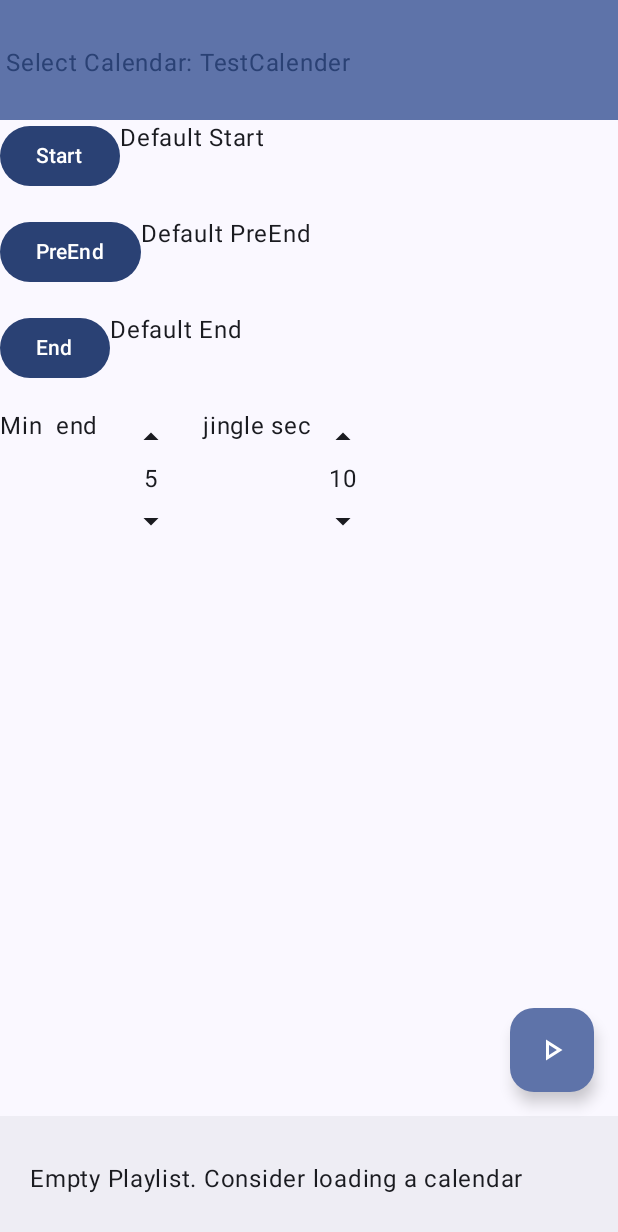
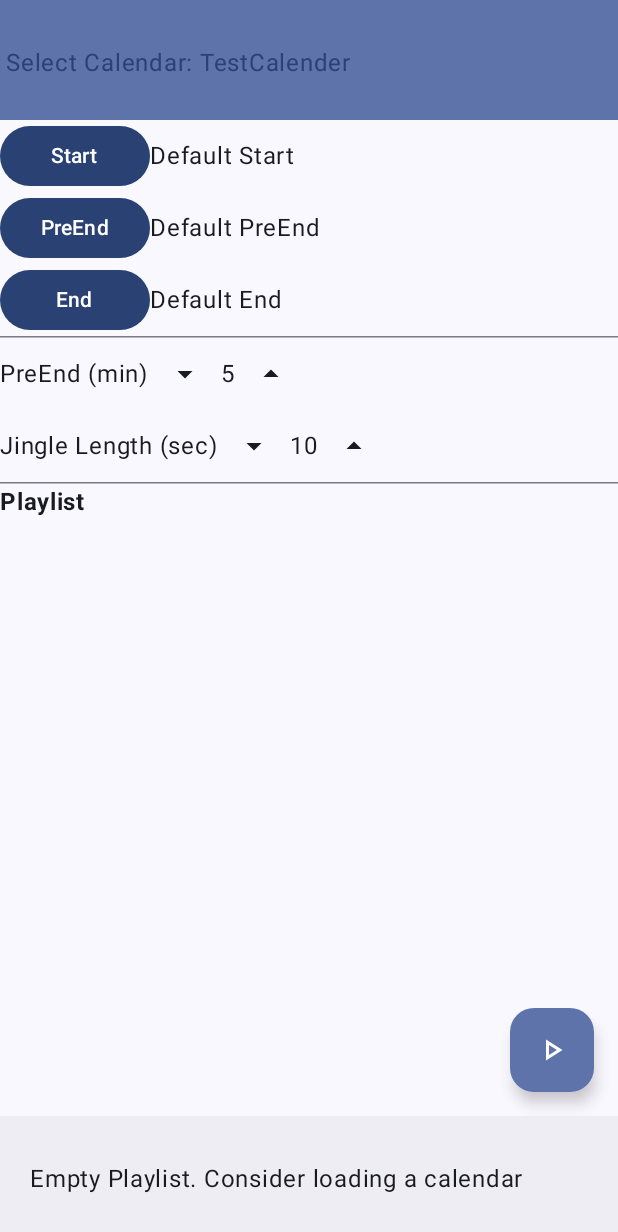
Before and after one commit to CountDyykki/jingleplayerapp, an Android app built with Jetpack Compose: the screen it shows after launch (MainActivity), on a phone screen of 412 x 824 dp. Shown: the top 1232 px of the screen. Run offline under Robolectric (Android 15) with nearby library versions, the phone set to English and light mode, and no system bars; our stand-ins replace Dagger/Hilt's generated code.

Commit message:
Einfacherere Auswahl der Zahlenfelder über SimpleNumberPicker. Bugfix: Trigger uistate flow bei Ädnerung von uistate.value..

```diff
--- a/app/src/main/java/com/example/jingleplayerapp/ChooseMedia.kt
+++ b/app/src/main/java/com/example/jingleplayerapp/ChooseMedia.kt
@@ -5,9 +5,13 @@ import android.provider.OpenableColumns
 import android.util.Log
 import androidx.activity.compose.rememberLauncherForActivityResult
 import androidx.activity.result.contract.ActivityResultContracts
+import androidx.compose.foundation.layout.size
+import androidx.compose.foundation.layout.width
 import androidx.compose.material3.Button
 import androidx.compose.material3.Text
 import androidx.compose.runtime.Composable
+import androidx.compose.ui.Modifier
+import androidx.compose.ui.unit.dp
 
 
 @Composable
@@ -22,6 +26,7 @@ fun AudioFilePickerScreen(buttontxt: String, onAudioPicked: (Uri?) -> Unit) {
         }
     }
         Button(
+            modifier = Modifier.width(100.dp),
             onClick = {
                 pickAudioLauncher.launch("audio/*")
             }
--- a/app/src/main/java/com/example/jingleplayerapp/ComposeNumberPicker.kt
+++ b/app/src/main/java/com/example/jingleplayerapp/ComposeNumberPicker.kt
@@ -96,15 +96,15 @@ fun NumberPicker(
                 }
             )
     ) {
-        val spacing = 4.dp
+        val spacing = 0.dp
 
 
         Icon(
             painter = painterResource(R.drawable.arrow_drop_up_24px),
             contentDescription = "Play",
-        )
+       )
 
-        Spacer(modifier = Modifier.height(spacing))
+        // Spacer(modifier = Modifier.height(spacing))
 
         Box(
             modifier = Modifier
@@ -133,8 +133,8 @@ fun NumberPicker(
             }
         }
 
-        Spacer(modifier = Modifier.height(spacing))
-        Icon(
+         Spacer(modifier = Modifier.height(spacing))
+         Icon(
             painter = painterResource(R.drawable.arrow_drop_down_24px),
             contentDescription = "Play",
         )
--- /dev/null
+++ b/app/src/main/java/com/example/jingleplayerapp/ComposeNumberPickerSimple.kt
@@ -0,0 +1,61 @@
+import androidx.compose.foundation.layout.*
+import androidx.compose.material3.*
+import androidx.compose.runtime.*
+import androidx.compose.ui.Alignment
+import androidx.compose.ui.Modifier
+import androidx.compose.ui.res.painterResource
+import androidx.compose.ui.unit.dp
+import com.example.jingleplayerapp.R
+
+@Composable
+fun SimpleNumberPicker(
+    value: Int,
+    onValueChange: (Int) -> Unit,
+    range: IntRange,
+    modifier: Modifier = Modifier,
+    label: (Int) -> String = { it.toString() },
+    description: String
+) {
+    Row(
+        modifier = modifier.wrapContentSize(),
+        verticalAlignment = Alignment.CenterVertically
+    ) {
+        Text(text=description)
+        IconButton(
+            onClick = {
+                if (value > range.first) {
+                    onValueChange(value - 1)
+                }
+            },
+            enabled = value > range.first
+        ) {
+
+            Icon(
+                painter = painterResource(R.drawable.arrow_drop_down_24px),
+                contentDescription = "Decrement",
+            )
+        }
+
+
+        Text(
+            text = label(value),
+            //modifier = Modifier.widthIn(min = 40.dp),
+            // style = MaterialTheme.typography.titleLarge,
+            maxLines = 1
+        )
+
+        IconButton(
+            onClick = {
+                if (value < range.last) {
+                    onValueChange(value + 1)
+                }
+            },
+            enabled = value < range.last
+        ) {
+            Icon(
+                painter = painterResource(R.drawable.arrow_drop_up_24px),
+                contentDescription = "Increment",
+            )
+        }
+    }
+}
--- a/app/src/main/java/com/example/jingleplayerapp/MainActivity.kt
+++ b/app/src/main/java/com/example/jingleplayerapp/MainActivity.kt
@@ -7,15 +7,14 @@ import CalendarViewModelFactory
 import PlaybackService
 import SchedulerViewModel
 import SchedulerViewModelFactory
+import SimpleNumberPicker
 import android.app.Application
-import android.content.ComponentName
 import android.content.Context
 import android.net.Uri
 import android.os.Bundle
 import android.util.Log
 import androidx.activity.ComponentActivity
 import androidx.activity.compose.setContent
-import androidx.activity.viewModels
 import androidx.annotation.OptIn
 import androidx.compose.foundation.clickable
 import androidx.compose.foundation.layout.Arrangement
@@ -29,57 +28,49 @@ import androidx.compose.material3.BottomAppBar
 import androidx.compose.material3.DropdownMenu
 import androidx.compose.material3.DropdownMenuItem
 import androidx.compose.material3.FloatingActionButton
+import androidx.compose.material3.HorizontalDivider
 import androidx.compose.material3.Icon
 import androidx.compose.material3.MaterialTheme
 import androidx.compose.material3.Scaffold
 import androidx.compose.material3.Text
 import androidx.compose.runtime.Composable
 import androidx.compose.runtime.LaunchedEffect
+import androidx.compose.runtime.MutableState
 import androidx.compose.runtime.collectAsState
 import androidx.compose.runtime.getValue
+import androidx.compose.runtime.mutableIntStateOf
 import androidx.compose.runtime.mutableStateOf
 import androidx.compose.runtime.remember
 import androidx.compose.runtime.setValue
-import androidx.compose.runtime.snapshotFlow
 import androidx.compose.ui.Alignment
 import androidx.compose.ui.Modifier
 import androidx.compose.ui.platform.LocalContext
 import androidx.compose.ui.res.painterResource
+import androidx.compose.ui.text.font.FontWeight
 import androidx.compose.ui.unit.dp
 import androidx.lifecycle.viewmodel.compose.viewModel
-import androidx.media3.common.AudioAttributes
-import androidx.media3.common.C
-import androidx.media3.common.MediaItem
-import androidx.media3.common.PlaybackException
-import androidx.media3.common.Player
 import androidx.media3.common.util.UnstableApi
 import androidx.media3.datasource.RawResourceDataSource
-import androidx.media3.exoplayer.ExoPlayer
-import androidx.media3.session.MediaController
-import androidx.media3.session.SessionToken
 import com.example.jingleplayerapp.ui.theme.JingleplayerappTheme
-import com.google.common.util.concurrent.MoreExecutors
 import dagger.hilt.android.AndroidEntryPoint
 import getFileName
 import kotlinx.coroutines.delay
-import kotlinx.coroutines.suspendCancellableCoroutine
-import mysuperMediaPlayer
 import java.time.ZoneId
 import java.time.format.DateTimeFormatter
 import kotlin.Int
-import kotlin.getValue
-import kotlin.text.get
 
 @UnstableApi
 data class UIstate(
-    val minutesbeforeendgame: Int = 5,
-    val jinglelength: Int = 10,
-    val jingleuri: JingleUriState = JingleUriState()
+    var minutesbeforeendgame: Int = 5,
+    var jinglelength: Int = 10,
+    var jingleuri: JingleUriState = JingleUriState()
 )
 
 data class Songtoplay(val name:String, val type:String)
 // A data class to hold a URI and an optional name
 data class JingleUri(val uri: Uri, val name: String)
+
+
 
 // A data class to hold a set of JingleUri objects
 @UnstableApi
@@ -119,25 +110,22 @@ fun Mainmenu(context: Context) {
     val calendarViewModel: CalendarViewModel = viewModel(
         factory = CalendarViewModelFactory(application)
     )
-
     // Then, get the SchedulerViewModel using its factory and the CalendarViewModel instance
     val schedulerViewModel: SchedulerViewModel = viewModel(
         factory = SchedulerViewModelFactory(application, calendarViewModel)
     )
-    var uiState by remember { mutableStateOf(UIstate())}
-    //RunScheduler(uiState,schedulerViewModel,calendarViewModel)
-
-    val calendarState = calendarViewModel.uiState.collectAsState().value
-
+    var uiState = remember { mutableStateOf(UIstate()) }
+    var jingleUriState by remember { mutableStateOf(JingleUriState()) }
+    Log.i("Main Menu", "uistate minutesbeforeendgame is ${uiState.value.minutesbeforeendgame}")
     LaunchedEffect(Unit) {
         schedulerViewModel.playbackEvent.collect { playbackData ->
             // Access the song and length from the single object
             val songToPlay = playbackData.song
             val jingleLength = playbackData.length
             val jinglemap = mapOf(
-                "Start" to uiState.jingleuri.audioStart,
-                "PreEnd" to uiState.jingleuri.audioPreEnd,
-                "End" to uiState.jingleuri.audioEnd
+                "Start" to uiState.value.jingleuri.audioStart,
+                "PreEnd" to uiState.value.jingleuri.audioPreEnd,
+                "End" to uiState.value.jingleuri.audioEnd
             )
             val playbackservice = PlaybackService(application)
             val uri = jinglemap[playbackData.song.type]?.uri
@@ -145,32 +133,21 @@ fun Mainmenu(context: Context) {
             if (uri != null) {
                 Log.i("Schedule player", "Start Playing ${uri}")
                 playbackservice.playjingle(uri)
-                delay(jingleLength.toLong() * 1000)
-                playbackservice.stopplaying()
+                Log.i("Schedule player", "Delaying stop by ${jingleLength}")
+                if (jingleLength.toLong()> 0) {
+                    Log.i("Schedule player", "Delaying stop")
+                    delay(jingleLength.toLong() * 1000)
+                    playbackservice.stopplaying()
+                 }
             }
         }
     }
 
-
-
-    // val calendarState = calendarViewModel.uiState.collectAsState()
-    // val schedulerState = schedulerViewModel.uiState.collectAsState()
-
-
-    LaunchedEffect(uiState) {
-        schedulerViewModel.updateUiState(uiState)
+    LaunchedEffect(uiState.value) {
+        schedulerViewModel.updateUiState(uiState.value)
+        Log.i("Launched Effect", "Launcher uistate minutesbeforeendgame is ${uiState.value.minutesbeforeendgame}")
     }
 
-
-    // val playlist = remember { mutableStateListOf<Song>()}
-    // val schedulerinfotxt = remember { mutableStateOf("") }
-    //val nextsong = remember { mutableStateOf(Songtoplay("", "Start")) }
-
-    var jingleUriState by remember {
-        mutableStateOf(
-            JingleUriState()
-        )
-    }
     Scaffold(
         topBar = {
             BottomAppBar(
@@ -185,7 +162,7 @@ fun Mainmenu(context: Context) {
         bottomBar = {
             BottomAppBar(
                 content = {
-                    SchedulerScreen(uiState,schedulerViewModel)
+                    SchedulerScreen(schedulerViewModel)
                 })
 
         },
@@ -193,53 +170,47 @@ fun Mainmenu(context: Context) {
             FAB()
         }
     ) { innerPadding ->
-
         Column(
             modifier = Modifier
                 .padding(innerPadding),
-            verticalArrangement = Arrangement.spacedBy(16.dp),
+            verticalArrangement = Arrangement.spacedBy(0.dp),
         ) {
-            Row() {
+            Row(verticalAlignment = Alignment.CenterVertically) {
                 AudioFilePickerScreen("Start", onAudioPicked = { uri ->
-                    if (uri != null){
-                    var filename=getFileName(context, uri)?:"Take Default"
-                    jingleUriState = jingleUriState.copy(audioStart=JingleUri(uri,filename))}
+                    if (uri != null) {
+                        var filename = getFileName(context, uri) ?: "Take Default"
+                        jingleUriState = jingleUriState.copy(audioStart = JingleUri(uri, filename))
+                    }
                 })
                 Text(jingleUriState.audioStart.name)
             }
-            Row() {
-            AudioFilePickerScreen("PreEnd", onAudioPicked = { uri ->
-                if (uri != null){
-                var filename=getFileName( context,uri)?:"Take Default"
+            Row(verticalAlignment = Alignment.CenterVertically ) {
+                AudioFilePickerScreen("PreEnd", onAudioPicked = { uri ->
+                    if (uri != null) {
+                        var filename = getFileName(context, uri) ?: "Take Default"
 
-                jingleUriState = jingleUriState.copy(audioPreEnd =JingleUri(uri,filename))}
-            })
+                        jingleUriState = jingleUriState.copy(audioPreEnd = JingleUri(uri, filename))
+                    }
+                })
                 Text(jingleUriState.audioPreEnd.name)
             }
-            Row() {
+            Row(verticalAlignment = Alignment.CenterVertically) {
                 AudioFilePickerScreen("End", onAudioPicked = { uri ->
-                    if (uri != null){
-                    var filename=getFileName( context,uri)?:"Take Default"
-                    jingleUriState = jingleUriState.copy(audioEnd =JingleUri(uri,filename))
-                }})
+                    if (uri != null) {
+                        var filename = getFileName(context, uri) ?: "Take Default"
+                        jingleUriState = jingleUriState.copy(audioEnd = JingleUri(uri, filename))
+                    }
+                })
                 Text(jingleUriState.audioEnd.name)
             }
 
+            HorizontalDivider(thickness = 1.dp)
             Configuretimes(uiState)
+            HorizontalDivider(thickness = 1.dp)
             JingleslistScreen(schedulerViewModel)
         }
     }
 }
-
-
-@OptIn(UnstableApi::class)
-@Composable
-fun RunScheduler( uistate:UIstate,schedulerViewModel: SchedulerViewModel,calendarViewModel: CalendarViewModel){
-    // Combine state into a single Flow
-    Log.i("RunScheduler","Scheduler recomposed")
-
-}
-
 
 @Composable
 fun FAB() {
@@ -285,59 +256,62 @@ fun CalendarDropdown(calendarViewModel: CalendarViewModel) {
 
 @Composable
 fun JingleslistScreen(schedulerViewModel: SchedulerViewModel) {
-    val schedulerstate by schedulerViewModel.uiState.collectAsState()
+    val schedulerstate by schedulerViewModel.schedState.collectAsState()
     val formatter = DateTimeFormatter.ofPattern("HH:mm:ss")
     // show the playlist from the scheduler
+    Text("Playlist", fontWeight = FontWeight.Bold)
     Column {
         schedulerstate.playlist.forEach { jingle ->
             val starttime =  jingle.start.atZone(ZoneId.systemDefault()).format(formatter)
             Text(text = "$starttime | ${jingle.name} | ${jingle.type}")
         }
+
     }
 }
 
 @OptIn(UnstableApi::class)
 @Composable
-fun Configuretimes(uistate: UIstate){
+fun Configuretimes(uistate: MutableState<UIstate>) {
 
     // local state variables
-    var jinglelength=remember {mutableStateOf(10)}
-    var delayminutes = remember {mutableStateOf(5)}
+
 
     // are copied over to the global uistate class
-    uistate.copy(minutesbeforeendgame = delayminutes.value)
-    uistate.copy(jinglelength = jinglelength.value)
+    var delayminutes = remember { mutableIntStateOf(5) }
+    var jinglelength = remember { mutableIntStateOf(10) }
+    Log.i("Configure Times", "delayminutes: ${delayminutes} linglelength: ${jinglelength}")
+    uistate.value = uistate.value.copy(
+        minutesbeforeendgame = delayminutes.value,
+        jinglelength = jinglelength.value
+    )
 
-    Row {
-        Text("Min  end")
-        Box(modifier = Modifier.fillMaxSize(0.2f)) {
-            NumberPicker(
-                // state = remember { mutableStateOf(5) },
-                state =  delayminutes ,
+    Column(verticalArrangement = Arrangement.spacedBy(0.dp)){
+        SimpleNumberPicker(
+                label = { it.toString() },
                 range = 0..30,
-                modifier = Modifier.align(Alignment.Center)
+                onValueChange = { delayminutes.value = it },
+                value = delayminutes.value,
+                description = "PreEnd (min)"
             )
-        }
-        Text("jingle sec")
-        Box(modifier = Modifier.fillMaxSize(0.2f)) {
-            NumberPicker(
-                // state = remember { mutableStateOf(5) },
-                state =  jinglelength ,
-                range = 1..60,
-                modifier = Modifier.align(Alignment.Center)
-            )
+        SimpleNumberPicker(
+            label = { it.toString() },
+            range = 0..30,
+            onValueChange = { jinglelength.value = it },
+            value = jinglelength.value,
+            description = "Jingle Length (sec)"
+        )
         }
     }
 
 
 
 
-}
+
 
 @OptIn(UnstableApi::class)
 @Composable
-fun SchedulerScreen( uiState: UIstate,schedulerViewModel: SchedulerViewModel){
-    val schedulerstate by schedulerViewModel.uiState.collectAsState()
+fun SchedulerScreen( schedulerViewModel: SchedulerViewModel){
+    val schedulerstate by schedulerViewModel.schedState.collectAsState()
     Text(
         text = schedulerstate.infotxt,
         modifier = Modifier.padding(16.dp)
```
Also changed, not shown: app/src/main/java/com/example/jingleplayerapp/SchedulerViewModel.kt (+20 -87 lines).
